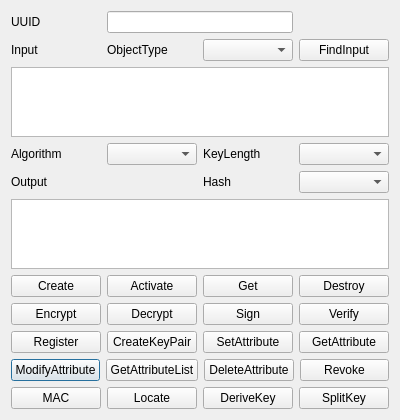
This is TTLVReader/req_encoder_dlg.ui in jykim74/TTLVReader as Qt 5 draws it before an edit. The edited form follows.
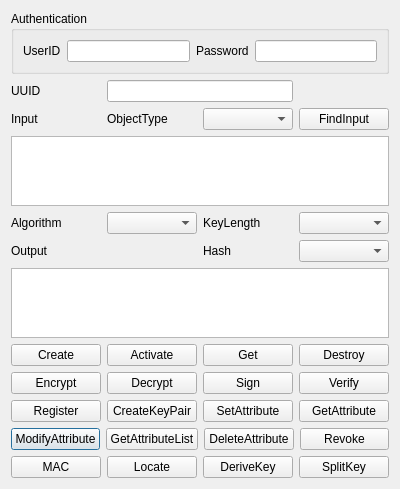
This is the edited form.

```diff
--- a/TTLVReader/req_encoder_dlg.ui
+++ b/TTLVReader/req_encoder_dlg.ui
@@ -7,17 +7,38 @@
     <x>0</x>
     <y>0</y>
     <width>400</width>
-    <height>405</height>
+    <height>486</height>
    </rect>
   </property>
   <property name="windowTitle">
    <string>Request Encoder</string>
   </property>
   <layout class="QGridLayout" name="gridLayout">
-   <item row="5" column="0" colspan="4">
-    <widget class="QPlainTextEdit" name="mOutputText"/>
+   <item row="1" column="0">
+    <widget class="QLabel" name="label">
+     <property name="text">
+      <string>UUID</string>
+     </property>
+    </widget>
    </item>
-   <item row="9" column="0" colspan="4">
+   <item row="2" column="1">
+    <widget class="QLabel" name="label_2">
+     <property name="text">
+      <string>ObjectType</string>
+     </property>
+    </widget>
+   </item>
+   <item row="3" column="0" colspan="4">
+    <widget class="QPlainTextEdit" name="mInputText"/>
+   </item>
+   <item row="4" column="2">
+    <widget class="QLabel" name="mOptionLabel">
+     <property name="text">
+      <string>KeyLength</string>
+     </property>
+    </widget>
+   </item>
+   <item row="10" column="0" colspan="4">
     <layout class="QHBoxLayout" name="horizontalLayout_3">
      <property name="topMargin">
       <number>0</number>
@@ -52,59 +73,10 @@
      </item>
     </layout>
    </item>
-   <item row="1" column="2">
-    <widget class="QComboBox" name="mObjectTypeCombo"/>
+   <item row="4" column="1">
+    <widget class="QComboBox" name="mAlgCombo"/>
    </item>
-   <item row="1" column="1">
-    <widget class="QLabel" name="label_2">
-     <property name="text">
-      <string>ObjectType</string>
-     </property>
-    </widget>
-   </item>
-   <item row="1" column="3">
-    <widget class="QPushButton" name="mFindInputBtn">
-     <property name="text">
-      <string>FindInput</string>
-     </property>
-    </widget>
-   </item>
-   <item row="7" column="0" colspan="4">
-    <layout class="QHBoxLayout" name="horizontalLayout">
-     <property name="topMargin">
-      <number>0</number>
-     </property>
-     <item>
-      <widget class="QPushButton" name="mEncryptBtn">
-       <property name="text">
-        <string>Encrypt</string>
-       </property>
-      </widget>
-     </item>
-     <item>
-      <widget class="QPushButton" name="mDecryptBtn">
-       <property name="text">
-        <string>Decrypt</string>
-       </property>
-      </widget>
-     </item>
-     <item>
-      <widget class="QPushButton" name="mSignBtn">
-       <property name="text">
-        <string>Sign</string>
-       </property>
-      </widget>
-     </item>
-     <item>
-      <widget class="QPushButton" name="mVerifyBtn">
-       <property name="text">
-        <string>Verify</string>
-       </property>
-      </widget>
-     </item>
-    </layout>
-   </item>
-   <item row="8" column="0" colspan="4">
+   <item row="9" column="0" colspan="4">
     <layout class="QHBoxLayout" name="horizontalLayout_2">
      <property name="topMargin">
       <number>0</number>
@@ -139,69 +111,14 @@
      </item>
     </layout>
    </item>
-   <item row="0" column="0">
-    <widget class="QLabel" name="label">
-     <property name="text">
-      <string>UUID</string>
-     </property>
-    </widget>
-   </item>
-   <item row="1" column="0">
+   <item row="2" column="0">
     <widget class="QLabel" name="label_3">
      <property name="text">
       <string>Input</string>
      </property>
     </widget>
    </item>
-   <item row="4" column="0">
-    <widget class="QLabel" name="label_4">
-     <property name="text">
-      <string>Output</string>
-     </property>
-    </widget>
-   </item>
-   <item row="10" column="0" colspan="4">
-    <layout class="QHBoxLayout" name="horizontalLayout_4">
-     <property name="topMargin">
-      <number>0</number>
-     </property>
-     <item>
-      <widget class="QPushButton" name="mMACBtn">
-       <property name="text">
-        <string>MAC</string>
-       </property>
-      </widget>
-     </item>
-     <item>
-      <widget class="QPushButton" name="mLocateBtn">
-       <property name="text">
-        <string>Locate</string>
-       </property>
-      </widget>
-     </item>
-     <item>
-      <widget class="QPushButton" name="mDeriveKeyBtn">
-       <property name="text">
-        <string>DeriveKey</string>
-       </property>
-      </widget>
-     </item>
-     <item>
-      <widget class="QPushButton" name="mSplitKeyBtn">
-       <property name="text">
-        <string>SplitKey</string>
-       </property>
-      </widget>
-     </item>
-    </layout>
-   </item>
-   <item row="0" column="1" colspan="2">
-    <widget class="QLineEdit" name="mUUIDText"/>
-   </item>
-   <item row="2" column="0" colspan="4">
-    <widget class="QPlainTextEdit" name="mInputText"/>
-   </item>
-   <item row="6" column="0" colspan="4">
+   <item row="7" column="0" colspan="4">
     <layout class="QGridLayout" name="gridLayout_2">
      <property name="topMargin">
       <number>0</number>
@@ -236,36 +153,148 @@
      </item>
     </layout>
    </item>
-   <item row="3" column="0">
+   <item row="5" column="2">
+    <widget class="QLabel" name="label_7">
+     <property name="text">
+      <string>Hash</string>
+     </property>
+    </widget>
+   </item>
+   <item row="2" column="2">
+    <widget class="QComboBox" name="mObjectTypeCombo"/>
+   </item>
+   <item row="4" column="0">
     <widget class="QLabel" name="label_5">
      <property name="text">
       <string>Algorithm</string>
      </property>
     </widget>
    </item>
-   <item row="3" column="1">
-    <widget class="QComboBox" name="mAlgCombo"/>
-   </item>
-   <item row="3" column="2">
-    <widget class="QLabel" name="mOptionLabel">
+   <item row="5" column="0">
+    <widget class="QLabel" name="label_4">
      <property name="text">
-      <string>KeyLength</string>
+      <string>Output</string>
      </property>
     </widget>
    </item>
-   <item row="3" column="3">
-    <widget class="QComboBox" name="mOptionCombo"/>
+   <item row="8" column="0" colspan="4">
+    <layout class="QHBoxLayout" name="horizontalLayout">
+     <property name="topMargin">
+      <number>0</number>
+     </property>
+     <item>
+      <widget class="QPushButton" name="mEncryptBtn">
+       <property name="text">
+        <string>Encrypt</string>
+       </property>
+      </widget>
+     </item>
+     <item>
+      <widget class="QPushButton" name="mDecryptBtn">
+       <property name="text">
+        <string>Decrypt</string>
+       </property>
+      </widget>
+     </item>
+     <item>
+      <widget class="QPushButton" name="mSignBtn">
+       <property name="text">
+        <string>Sign</string>
+       </property>
+      </widget>
+     </item>
+     <item>
+      <widget class="QPushButton" name="mVerifyBtn">
+       <property name="text">
+        <string>Verify</string>
+       </property>
+      </widget>
+     </item>
+    </layout>
    </item>
-   <item row="4" column="3">
+   <item row="6" column="0" colspan="4">
+    <widget class="QPlainTextEdit" name="mOutputText"/>
+   </item>
+   <item row="5" column="3">
     <widget class="QComboBox" name="mHashCombo"/>
    </item>
-   <item row="4" column="2">
-    <widget class="QLabel" name="label_7">
+   <item row="1" column="1" colspan="2">
+    <widget class="QLineEdit" name="mUUIDText"/>
+   </item>
+   <item row="4" column="3">
+    <widget class="QComboBox" name="mOptionCombo"/>
+   </item>
+   <item row="2" column="3">
+    <widget class="QPushButton" name="mFindInputBtn">
      <property name="text">
-      <string>Hash</string>
+      <string>FindInput</string>
      </property>
     </widget>
    </item>
+   <item row="11" column="0" colspan="4">
+    <layout class="QHBoxLayout" name="horizontalLayout_4">
+     <property name="topMargin">
+      <number>0</number>
+     </property>
+     <item>
+      <widget class="QPushButton" name="mMACBtn">
+       <property name="text">
+        <string>MAC</string>
+       </property>
+      </widget>
+     </item>
+     <item>
+      <widget class="QPushButton" name="mLocateBtn">
+       <property name="text">
+        <string>Locate</string>
+       </property>
+      </widget>
+     </item>
+     <item>
+      <widget class="QPushButton" name="mDeriveKeyBtn">
+       <property name="text">
+        <string>DeriveKey</string>
+       </property>
+      </widget>
+     </item>
+     <item>
+      <widget class="QPushButton" name="mSplitKeyBtn">
+       <property name="text">
+        <string>SplitKey</string>
+       </property>
+      </widget>
+     </item>
+    </layout>
+   </item>
+   <item row="0" column="0" colspan="4">
+    <widget class="QGroupBox" name="groupBox">
+     <property name="title">
+      <string>Authentication</string>
+     </property>
+     <layout class="QGridLayout" name="gridLayout_3">
+      <item row="0" column="0">
+       <widget class="QLabel" name="label_6">
+        <property name="text">
+         <string>UserID</string>
+        </property>
+       </widget>
+      </item>
+      <item row="0" column="2">
+       <widget class="QLabel" name="label_8">
+        <property name="text">
+         <string>Password</string>
+        </property>
+       </widget>
+      </item>
+      <item row="0" column="1">
+       <widget class="QLineEdit" name="mUserIDText"/>
+      </item>
+      <item row="0" column="3">
+       <widget class="QLineEdit" name="mPasswdText"/>
+      </item>
+     </layout>
+    </widget>
+   </item>
   </layout>
  </widget>
  <resources/>
```
